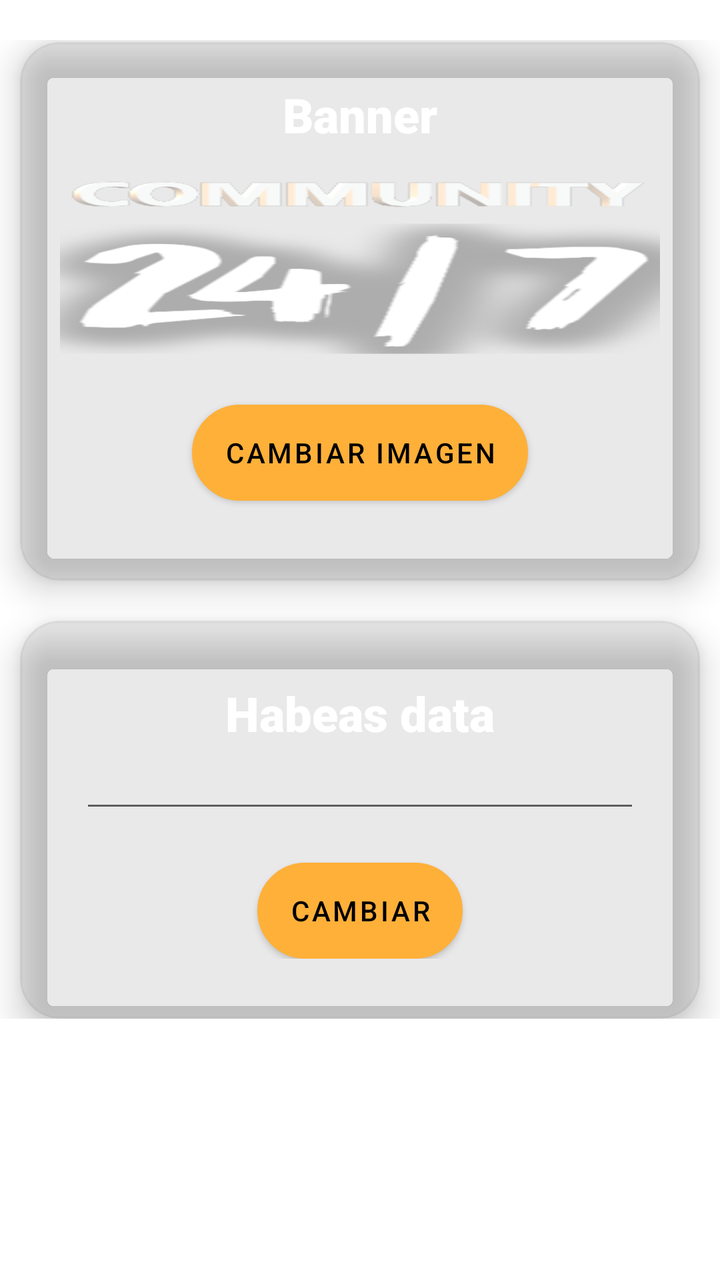
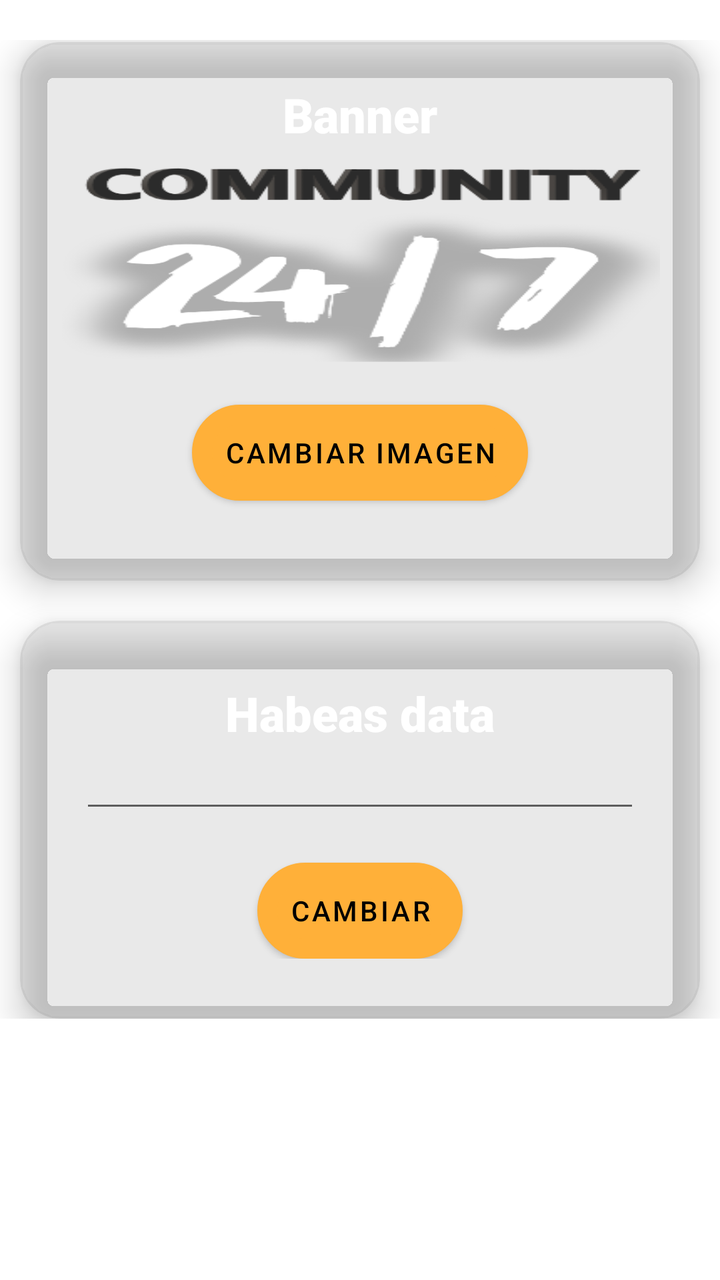

Screens rendered from an Android XML layout before and after an edit, with the pre-edit source and the edit as a unified diff.
<!-- AndroidManifest.xml: application theme Theme.Eventos -->
<!-- res/layout/fragment_configuracion.xml -->
<?xml version="1.0" encoding="utf-8"?>
<ScrollView xmlns:android="http://schemas.android.com/apk/res/android"
    xmlns:app="http://schemas.android.com/apk/res-auto"
    xmlns:tools="http://schemas.android.com/tools"
    android:layout_width="match_parent"
    android:layout_height="match_parent"
    tools:context=".Configuracion">

    <LinearLayout
        android:layout_width="match_parent"
        android:layout_height="match_parent"
        android:layout_marginTop="20dp"
        android:orientation="vertical">

    <androidx.cardview.widget.CardView
        android:layout_width="match_parent"
        android:layout_height="wrap_content"
        android:layout_marginRight="10dp"
        android:layout_marginLeft="10dp"
        android:layout_marginTop="1dp"
        app:cardBackgroundColor="@color/fondo_cardView"
        app:cardCornerRadius="20dp"
        app:cardElevation="10sp" > >

        <LinearLayout
            android:layout_width="match_parent"
            android:layout_height="match_parent"
            android:layout_margin="20dp"
            android:orientation="vertical">

            <TextView

                android:layout_width="match_parent"
                android:layout_height="wrap_content"
                android:theme="@style/texto_titulo"
                android:text="@string/banner" />

            <ImageView
                android:id="@+id/imageView_banner"
                android:layout_width="match_parent"
                android:layout_height="109dp"
                android:scaleType="fitXY"
                android:src="@drawable/logo24siete" />

            <Button
                android:id="@+id/button_cambiar_imagen"
                android:layout_width="wrap_content"
                android:layout_height="wrap_content"
                android:layout_margin="20dp"
                android:background="@drawable/boton"
                android:textColor="@color/black"
                android:layout_gravity="center"
                android:theme="@style/Botones"
                android:text="@string/CambiarImagen" />
        </LinearLayout>

    </androidx.cardview.widget.CardView>

    <androidx.cardview.widget.CardView
        android:layout_width="match_parent"
        android:layout_height="wrap_content"
        android:layout_marginRight="10dp"
        android:layout_marginLeft="10dp"
        android:layout_marginTop="20dp"
        app:cardBackgroundColor="@color/fondo_cardView"
        app:cardCornerRadius="20dp"
        app:cardElevation="10sp" >


        <LinearLayout
            android:layout_width="match_parent"
            android:layout_height="match_parent"
            android:layout_margin="30dp"
            android:orientation="vertical">

            <TextView
                android:id="@+id/textView9"
                android:layout_width="wrap_content"
                android:layout_height="wrap_content"
                android:theme="@style/texto_titulo"
                android:layout_gravity="center"
                android:text="@string/HabeasData" />

            <EditText
                android:id="@+id/editTextTextMultiLine_habeasData"
                android:layout_width="match_parent"
                android:layout_height="wrap_content"
                android:ems="10"
                android:gravity="start|top"
                android:textColor="@color/white"
                android:theme="@style/texto_sub_titulo"
                android:inputType="textMultiLine|textCapWords" />

            <Button
                android:id="@+id/button_cambiar_habeasData"
                android:layout_width="wrap_content"
                android:layout_height="wrap_content"
                android:layout_marginTop="20dp"
                android:background="@drawable/boton"
                android:textColor="@color/black"
                android:layout_gravity="center"
                android:theme="@style/Botones"
                android:text="@string/Cambiar"/>
        </LinearLayout>

    </androidx.cardview.widget.CardView>
    </LinearLayout>
</ScrollView>
<!-- resources referenced by this layout -->
<resources>
  <color name="black">#FF000000</color>
  <color name="fondo_cardView">#1E4A4947</color>
  <color name="white">#FFFFFFFF</color>
  <!-- drawable boton (drawable) -->
  <?xml version="1.0" encoding="utf-8"?>
  <selector xmlns:android="http://schemas.android.com/apk/res/android" >
      <item >
          <shape android:shape="rectangle"  >
              <corners android:radius="100dip" />
              <stroke android:width="10dip" android:color="@color/black" />
              <solid android:color="@color/amarillo" />
          </shape>
      </item>
  </selector>
  <!-- drawable logo24siete: png bitmap (drawable-v24, 35155 bytes) -->
  <string name="Cambiar">Cambiar</string>
  <string name="CambiarImagen">Cambiar imagen</string>
  <string name="HabeasData">Habeas data</string>
  <string name="banner">Banner</string>
  <style name="Botones" parent="Theme.AppCompat.Light.NoActionBar">
      <item name="android:background">@drawable/boton</item>
          <item name="android:textSize">14sp</item>
          <item name="colorPrimaryVariant">@color/black</item>
          <item name="colorPrimary">@color/amarillo</item>
      </style>
  <style name="texto_sub_titulo" parent="Theme.Eventos">
          <item name="android:textSize">16sp</item>
          <item name="android:textColor">@color/white</item>
          <item name="android:textStyle">bold</item>
          <item name="android:layout_margin">5sp</item>
          <item name="fontFamily">sans-serif-black</item>
      </style>
  <style name="texto_titulo" parent="Theme.Eventos">
          <item name="android:textSize">24sp</item>
          <item name="android:textColor">@color/white</item>
          <item name="android:textStyle">bold</item>
          <item name="android:gravity">center</item>
          <item name="fontFamily">sans-serif-black</item>
      </style>
  <style name="Theme.Eventos" parent="Theme.MaterialComponents.DayNight.DarkActionBar">
          
          <item name="colorPrimary">@color/amarilloFondo</item>
          <item name="colorPrimaryVariant">@color/amarillo</item>
          <item name="colorOnPrimary">@color/white</item>
          
          <item name="colorSecondary">@color/teal_200</item>
          <item name="colorSecondaryVariant">@color/teal_700</item>
          <item name="colorOnSecondary">@color/black</item>
          
  
          <item name="android:statusBarColor" tools:targetApi="l">?attr/colorPrimaryVariant</item>
  
          
          
          <item name="windowActionBar">false</item>
          <item name="windowNoTitle">true</item>
      </style>
  <color name="amarillo">#FFB039</color>
  <color name="amarilloFondo">#885A28</color>
  <color name="teal_200">#DF885A28</color>
  <color name="teal_700">#DF885A28</color>
</resources>

<!-- the commit's change to res/layout/fragment_configuracion.xml (unified diff, before → after) -->
@@ -8,7 +8,7 @@
 
     <LinearLayout
         android:layout_width="match_parent"
-        android:layout_height="match_parent"
+        android:layout_height="wrap_content"
         android:layout_marginTop="20dp"
         android:orientation="vertical">
 
@@ -20,7 +20,7 @@
         android:layout_marginTop="1dp"
         app:cardBackgroundColor="@color/fondo_cardView"
         app:cardCornerRadius="20dp"
-        app:cardElevation="10sp" > >
+        app:cardElevation="10sp" >
 
         <LinearLayout
             android:layout_width="match_parent"
@@ -40,7 +40,8 @@
                 android:layout_width="match_parent"
                 android:layout_height="109dp"
                 android:scaleType="fitXY"
-                android:src="@drawable/logo24siete" />
+                android:src="@drawable/logo24siete"
+                android:contentDescription="@string/banner" />
 
             <Button
                 android:id="@+id/button_cambiar_imagen"
@@ -89,7 +90,9 @@
                 android:gravity="start|top"
                 android:textColor="@color/white"
                 android:theme="@style/texto_sub_titulo"
-                android:inputType="textMultiLine|textCapWords" />
+
+                android:inputType="textMultiLine|textCapWords"
+                tools:ignore="LabelFor" />
 
             <Button
                 android:id="@+id/button_cambiar_habeasData"
<!-- resource entries referenced after the edit -->
@@ -14,7 +14,7 @@
           </shape>
       </item>
   </selector>
-  <!-- drawable logo24siete: png bitmap (drawable-v24, 35155 bytes) -->
+  <!-- drawable logo24siete: png bitmap (drawable, 37652 bytes) -->
   <string name="Cambiar">Cambiar</string>
   <string name="CambiarImagen">Cambiar imagen</string>
   <string name="HabeasData">Habeas data</string>
